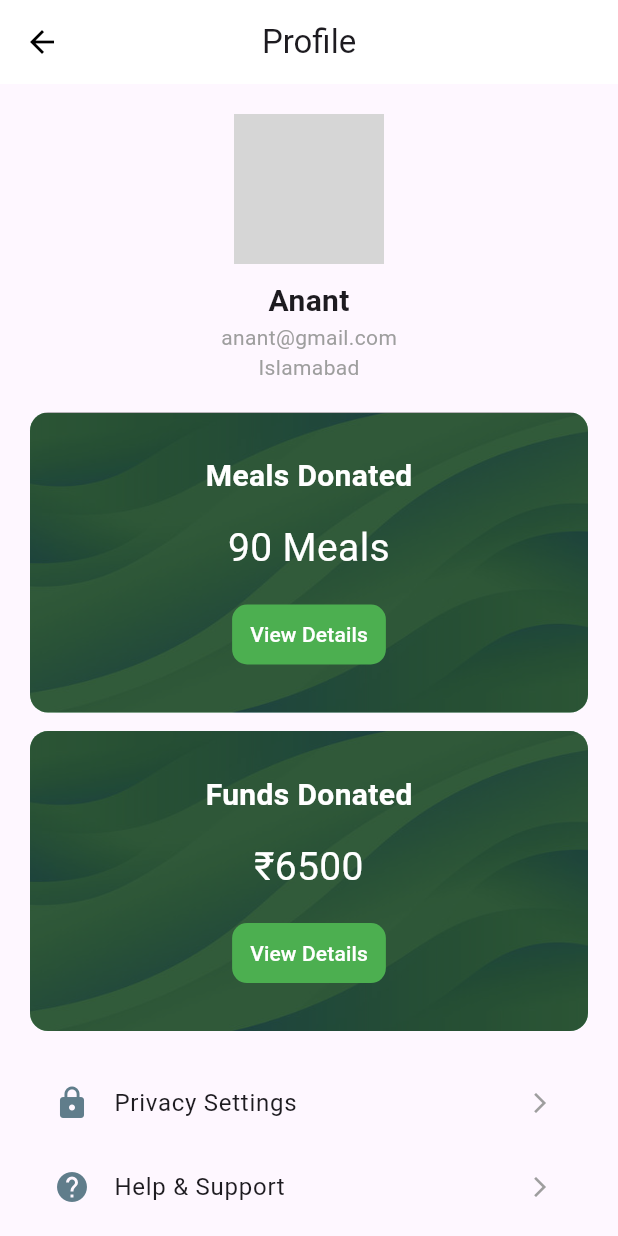
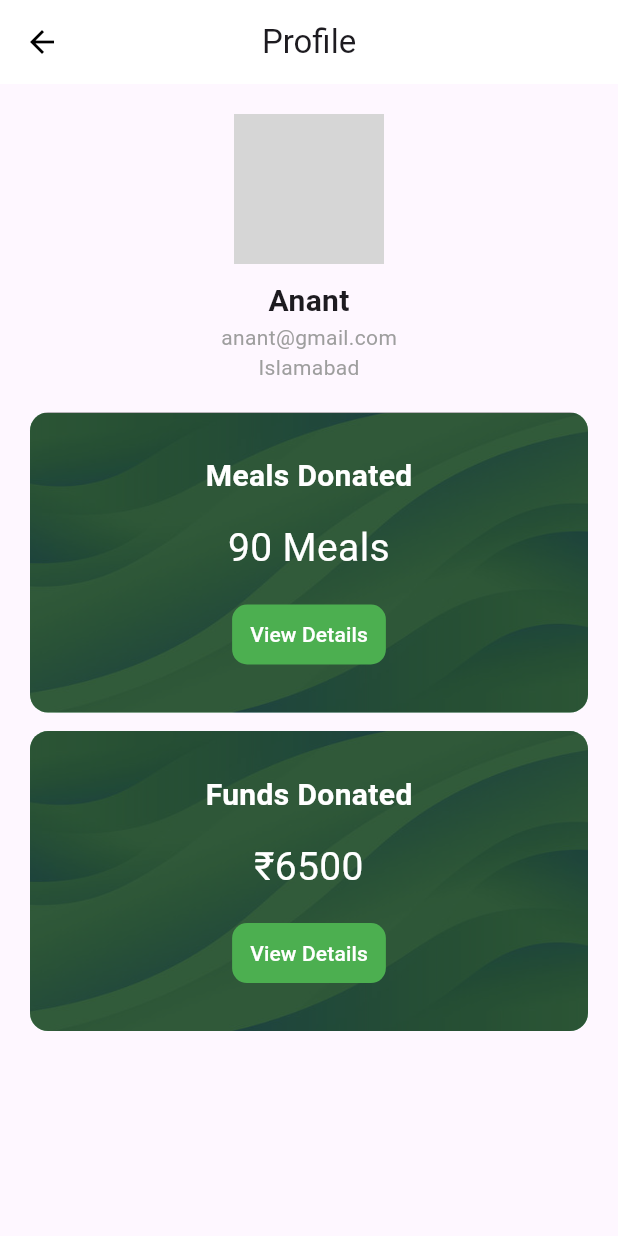
Before and after one commit to GithubAnant/Hand2Hand, a Flutter app: the ProfilePage screen opened directly, on a phone screen of 412 x 824 dp. Run offline on Flutter 3.47's test engine with Material 3 defaults, Android fonts, the phone set to English and light mode, and no system bars; grey boxes are pictures that could not be loaded.

Commit message:
Volunteer profile page

```diff
--- a/lib/elements/profile_user.dart
+++ b/lib/elements/profile_user.dart
@@ -61,16 +61,7 @@ class _ProfilePageState extends State<ProfilePage> {
               padding: EdgeInsets.symmetric(horizontal: 20),
               children: [
                 SizedBox(height: 20),
-                ProfileOption(
-                  icon: Icons.lock,
-                  title: "Privacy Settings",
-                  onTap: () {},
-                ),
-                ProfileOption(
-                  icon: Icons.help,
-                  title: "Help & Support",
-                  onTap: () {},
-                ),
+
               ],
             ),
           ),
--- a/lib/main.dart
+++ b/lib/main.dart
@@ -17,7 +17,7 @@ class Hand2Hand extends StatelessWidget {
   Widget build(BuildContext context) {
     return MaterialApp(
       debugShowCheckedModeBanner: false,
-      home: NgoLandingPage(),
+      home: LandingPage(),
     );
   }
 }
```
